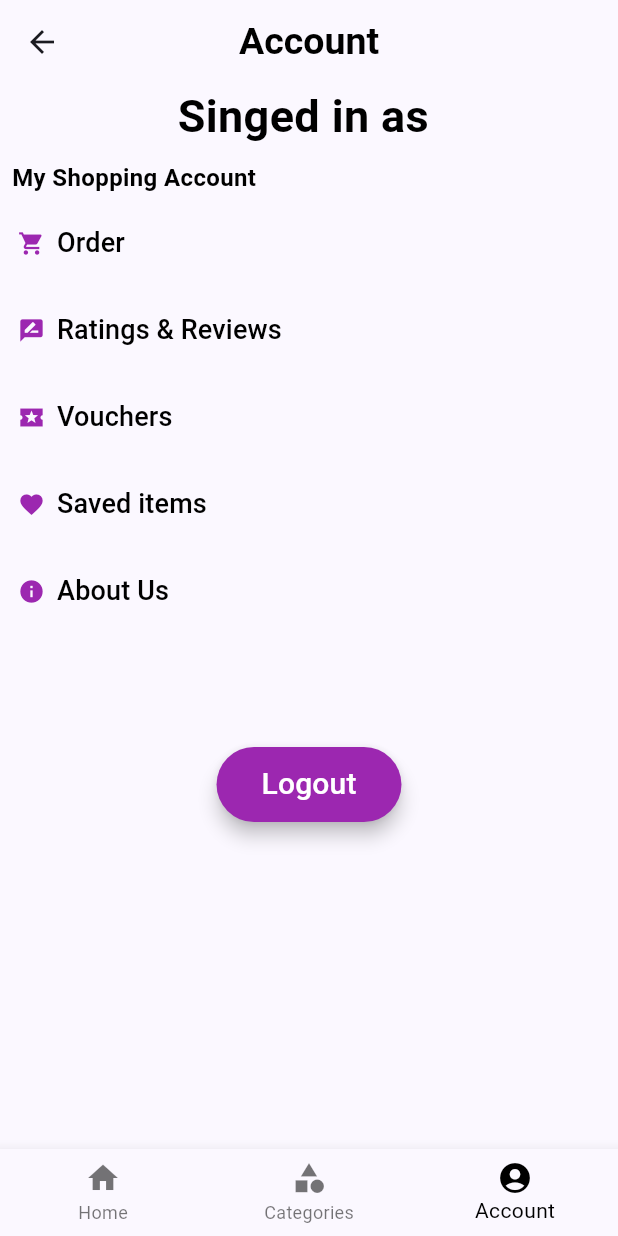
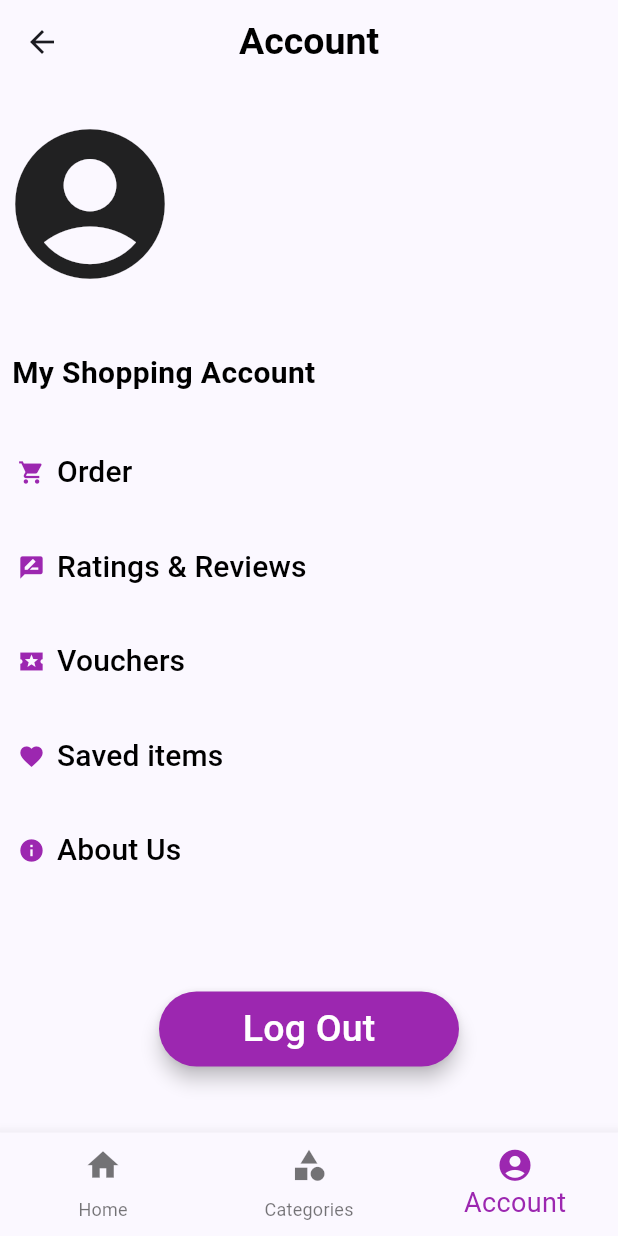
Before and after one commit to AyeMan0001/ITIProject, a Flutter app: the Navigation screen opened directly, item 3 of the bottom bar chosen, on a phone screen of 412 x 824 dp. Run offline on Flutter 3.47's test engine with Material 2 defaults, Android fonts, the light colour scheme and no system bars; our stand-ins replace cloud_firestore, firebase_auth, firebase_core; accounts and stored records are empty.

Commit message:
Changes1

```diff
--- a/lib/aboutus.dart
+++ b/lib/aboutus.dart
@@ -14,6 +14,7 @@ class _AbotUsPageState extends State<AbotUsPage> {
   Widget build(BuildContext context) {
      final _formKey = GlobalKey<FormState>();
      return Scaffold(
+       appBar:AppBar(backgroundColor:  Colors.white),
 
 
         body: SingleChildScrollView(
@@ -25,7 +26,7 @@ class _AbotUsPageState extends State<AbotUsPage> {
 
 
           const SizedBox(
-           height: 80,
+           height: 20,
           ),
 
           Container(
--- a/lib/navigationbar.dart
+++ b/lib/navigationbar.dart
@@ -33,9 +33,9 @@ class _NavigationState extends State<Navigation> {
 
           type: BottomNavigationBarType.fixed,
           currentIndex: selectedIndex,
-          // selectedFontSize: 15,
-          // iconSize: 30,
-          selectedItemColor: Colors.black,
+          selectedFontSize: 18,
+          iconSize: 25,
+          selectedItemColor: Colors.purple,
           items: const [
             BottomNavigationBarItem(icon: Icon(Icons.home), label: ("Home") ,),
             BottomNavigationBarItem(icon: Icon(Icons.category), label: "Categories"),
--- a/lib/team.dart
+++ b/lib/team.dart
@@ -12,12 +12,7 @@ class _TeamPageState extends State<TeamPage> {
   Widget build(BuildContext context) {
     final _formKey = GlobalKey<FormState>();
      return Scaffold(
-      //  appBar:AppBar(backgroundColor: Colors.purple,
-      //  title: const Text("Developer Team",
-      //  style:TextStyle(fontSize: 30, color: Colors.black),
-      //   ),
-      //   centerTitle: true,
-      //  ),
+       appBar:AppBar(backgroundColor:  Colors.white),
 
 
         body: SingleChildScrollView(
@@ -28,7 +23,7 @@ class _TeamPageState extends State<TeamPage> {
 
           children: [
             const SizedBox(
-           height: 50,
+           height: 20,
           ),
 
 
@@ -41,7 +36,7 @@ class _TeamPageState extends State<TeamPage> {
           )),
 
            const SizedBox(
-           height: 40,
+           height: 20,
           ),
 
           const Text("Developer Team",
--- a/lib/widgets/account.dart
+++ b/lib/widgets/account.dart
@@ -4,7 +4,6 @@ import 'package:firebase_auth/firebase_auth.dart';
 import 'package:flutter/material.dart';
 import 'package:flutter/services.dart';
 import 'package:shopping_app/login.dart';
-import 'package:shopping_app/welcomepage.dart';
 import 'package:shopping_app/widgets/rating&views.dart';
 import 'package:shopping_app/widgets/save.dart';
 import 'package:shopping_app/widgets/vouchers.dart';
@@ -40,24 +39,46 @@ class _AccountPageState extends State<AccountPage> {
               mainAxisAlignment: MainAxisAlignment.start,
               crossAxisAlignment: CrossAxisAlignment.start,
               children: [
+
+                SizedBox(
+                  height: 20,
+                ),
+
+                Row(
+                  children: [
+                    const Icon(
+                      Icons.account_circle,
+                      size: 120,
+                    ),
                     Center(
-                  child: Text("Singed in as " + user.email!,
+                      child: Text( user.email!,
                         style: TextStyle(
-                  fontSize: 30,
+                            fontSize: 20,
                             color: Colors.black,
-                  fontWeight: FontWeight.bold),
+                            fontWeight: FontWeight.bold
                         ),
+                      ),
+                    ),
+                  ],
                 )
                 ,
+
+                SizedBox(
+                  height: 30,
+                ),
                 Padding(
                   padding: EdgeInsets.all(8.0),
                   child: Text(
                     "My Shopping Account ",
                     style: TextStyle(
-                        fontSize: 16,
+                        fontSize: 20,
                         color: Colors.black,
                         fontWeight: FontWeight.bold),
                   ),
+                ),
+
+                SizedBox(
+                  height: 20,
                 ),
                 TextButton.icon(
                   onPressed: () {
@@ -72,12 +93,12 @@ class _AccountPageState extends State<AccountPage> {
                     width: 190,
                     child: Text(
                       "Order",
-                      style: TextStyle(fontSize: 18, color: Colors.black),
+                      style: TextStyle(fontSize: 20, color: Colors.black),
                     ),
                   ),
                 ),
                 SizedBox(
-                  height: 10,
+                  height: 15,
                 ),
                 TextButton.icon(
                   onPressed: () {
@@ -92,12 +113,12 @@ class _AccountPageState extends State<AccountPage> {
                     width: 190,
                     child: Text(
                       "Ratings & Reviews",
-                      style: TextStyle(fontSize: 18, color: Colors.black),
+                      style: TextStyle(fontSize: 20, color: Colors.black),
                     ),
                   ),
                 ),
                 SizedBox(
-                  height: 10,
+                  height: 15,
                 ),
                 TextButton.icon(
                   onPressed: () {
@@ -111,12 +132,12 @@ class _AccountPageState extends State<AccountPage> {
                     width: 190,
                     child: Text(
                       "Vouchers",
-                      style: TextStyle(fontSize: 18, color: Colors.black),
+                      style: TextStyle(fontSize: 20, color: Colors.black),
                     ),
                   ),
                 ),
                 SizedBox(
-                  height: 10,
+                  height: 15,
                 ),
                 TextButton.icon(
                   onPressed: () {
@@ -130,12 +151,12 @@ class _AccountPageState extends State<AccountPage> {
                     width: 190,
                     child: Text(
                       "Saved items",
-                      style: TextStyle(fontSize: 18, color: Colors.black),
+                      style: TextStyle(fontSize: 20, color: Colors.black),
                     ),
                   ),
                 ),
                 SizedBox(
-                  height: 10,
+                  height: 15,
                 ),
                 TextButton.icon(
                   onPressed: () {
@@ -150,12 +171,12 @@ class _AccountPageState extends State<AccountPage> {
                     width: 190,
                     child: Text(
                       "About Us",
-                      style: TextStyle(fontSize: 18, color: Colors.black),
+                      style: TextStyle(fontSize: 20, color: Colors.black),
                     ),
                   ),
                 ),
                 SizedBox(
-                  height: 80,
+                  height: 70,
                 ),
                 Center(
                   child: ElevatedButton(
@@ -174,11 +195,11 @@ class _AccountPageState extends State<AccountPage> {
                       backgroundColor: Colors.purple,
                       elevation: 5,
                       padding: EdgeInsets.only(left: 30, right: 30),
-                      minimumSize: const Size(20.0, 50.0),
+                      minimumSize: const Size(200.0, 50.0),
                     ),
                     child: const Text(
-                      "Logout",
-                      style: TextStyle(color: Colors.white, fontSize: 20),
+                      "Log Out",
+                      style: TextStyle(color: Colors.white, fontSize: 25),
                     ),
                   ),
                 )],
```
Also changed, not shown: pubspec.yaml (+19 -0 lines). Lines whose indentation alone changed are shown as unchanged.
